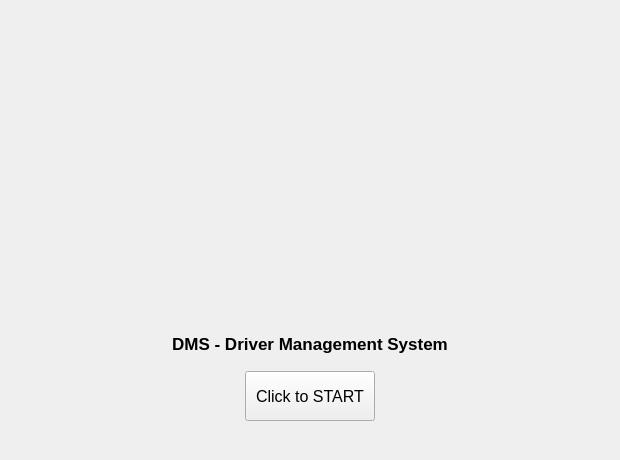
This is ui/startpage.ui in veda-team4/DMS as Qt 5 draws it before an edit. The edited form follows.
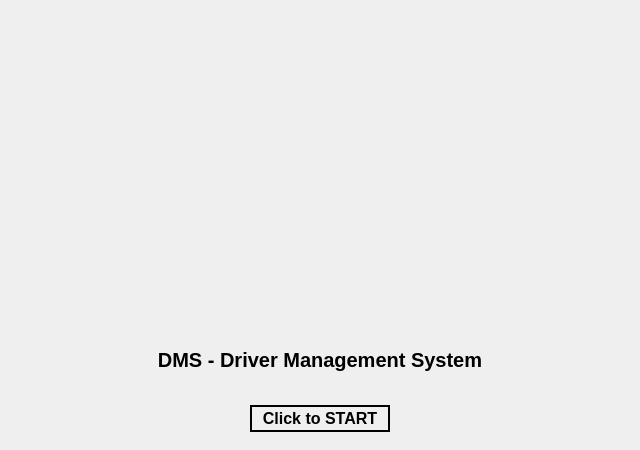
This is the edited form. Icons and pictures are not drawn.

Patch:
```diff
--- a/ui/startpage.ui
+++ b/ui/startpage.ui
@@ -6,8 +6,8 @@
    <rect>
     <x>0</x>
     <y>0</y>
-    <width>620</width>
-    <height>460</height>
+    <width>640</width>
+    <height>450</height>
    </rect>
   </property>
   <property name="sizePolicy">
@@ -22,12 +22,18 @@
   <property name="layoutDirection">
    <enum>Qt::LeftToRight</enum>
   </property>
-  <layout class="QVBoxLayout" name="verticalLayout">
-   <item alignment="Qt::AlignHCenter">
     <widget class="QLabel" name="carImage">
      <property name="enabled">
       <bool>true</bool>
      </property>
+   <property name="geometry">
+    <rect>
+     <x>145</x>
+     <y>10</y>
+     <width>350</width>
+     <height>330</height>
+    </rect>
+   </property>
      <property name="sizePolicy">
       <sizepolicy hsizetype="Fixed" vsizetype="Fixed">
        <horstretch>0</horstretch>
@@ -36,8 +42,8 @@
      </property>
      <property name="maximumSize">
       <size>
-       <width>300</width>
-       <height>300</height>
+     <width>16777215</width>
+     <height>16777215</height>
       </size>
      </property>
      <property name="text">
@@ -53,30 +59,36 @@
       <set>Qt::AlignCenter</set>
      </property>
     </widget>
-   </item>
-   <item alignment="Qt::AlignHCenter">
     <widget class="QLabel" name="label">
-     <property name="sizePolicy">
-      <sizepolicy hsizetype="Fixed" vsizetype="Fixed">
-       <horstretch>0</horstretch>
-       <verstretch>0</verstretch>
-      </sizepolicy>
-     </property>
-     <property name="minimumSize">
-      <size>
-       <width>0</width>
-       <height>0</height>
-      </size>
-     </property>
-     <property name="maximumSize">
-      <size>
-       <width>16777215</width>
+   <property name="geometry">
+    <rect>
+     <x>120</x>
+     <y>345</y>
+     <width>400</width>
        <height>30</height>
+    </rect>
+   </property>
+   <property name="sizePolicy">
+    <sizepolicy hsizetype="Fixed" vsizetype="Fixed">
+     <horstretch>0</horstretch>
+     <verstretch>0</verstretch>
+    </sizepolicy>
+   </property>
+   <property name="minimumSize">
+    <size>
+     <width>0</width>
+     <height>0</height>
+    </size>
+   </property>
+   <property name="maximumSize">
+    <size>
+     <width>16777215</width>
+     <height>16777215</height>
       </size>
      </property>
      <property name="font">
       <font>
-       <pointsize>13</pointsize>
+     <pointsize>15</pointsize>
        <bold>true</bold>
       </font>
      </property>
@@ -87,9 +99,15 @@
       <set>Qt::AlignCenter</set>
      </property>
     </widget>
-   </item>
-   <item alignment="Qt::AlignHCenter">
     <widget class="QPushButton" name="nextButton">
+   <property name="geometry">
+    <rect>
+     <x>250</x>
+     <y>405</y>
+     <width>140</width>
+     <height>27</height>
+    </rect>
+   </property>
      <property name="sizePolicy">
       <sizepolicy hsizetype="Fixed" vsizetype="Fixed">
        <horstretch>0</horstretch>
@@ -98,47 +116,32 @@
      </property>
      <property name="minimumSize">
       <size>
-       <width>130</width>
+     <width>0</width>
        <height>0</height>
       </size>
      </property>
      <property name="maximumSize">
       <size>
-       <width>130</width>
-       <height>50</height>
+     <width>16777215</width>
+     <height>16777215</height>
       </size>
      </property>
      <property name="font">
       <font>
        <pointsize>12</pointsize>
-       <bold>false</bold>
+     <bold>true</bold>
       </font>
      </property>
      <property name="layoutDirection">
       <enum>Qt::LeftToRight</enum>
      </property>
+   <property name="styleSheet">
+    <string notr="true">border: 2px solid black</string>
+   </property>
      <property name="text">
       <string>Click to START</string>
      </property>
     </widget>
-   </item>
-   <item>
-    <spacer name="verticalSpacer">
-     <property name="orientation">
-      <enum>Qt::Vertical</enum>
-     </property>
-     <property name="sizeType">
-      <enum>QSizePolicy::Fixed</enum>
-     </property>
-     <property name="sizeHint" stdset="0">
-      <size>
-       <width>20</width>
-       <height>20</height>
-      </size>
-     </property>
-    </spacer>
-   </item>
-  </layout>
  </widget>
  <resources>
   <include location="resources.qrc"/>
```
Left out of the diff: 4 changed lines with no effect on the pictures. Lines whose indentation alone changed are shown as unchanged.
